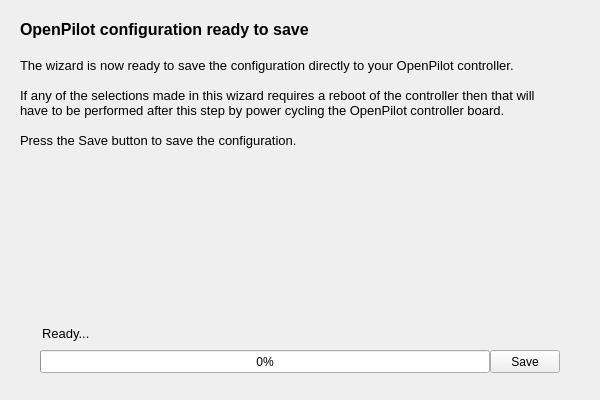
Qt form ground/openpilotgcs/src/plugins/setupwizard/pages/flashpage.ui (openpilot/OpenPilot) before a commit.
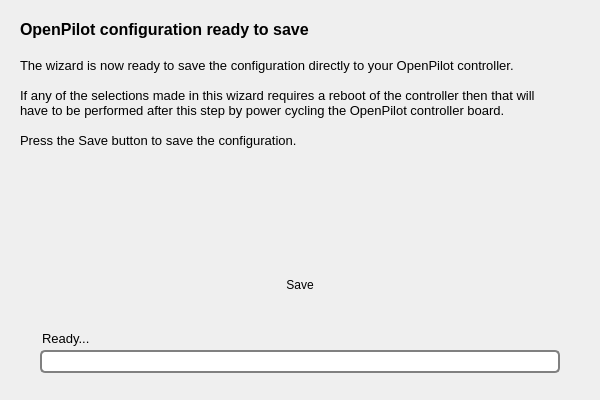
The same form after that commit.

Commit message: OP-39 Updated some GUI. Changed stylesheet on some elements. Switched button graphix and added new graphix.

Patch:
```diff
--- a/ground/openpilotgcs/src/plugins/setupwizard/pages/flashpage.ui
+++ b/ground/openpilotgcs/src/plugins/setupwizard/pages/flashpage.ui
@@ -43,25 +43,37 @@
     <bool>true</bool>
    </property>
   </widget>
-  <widget class="QPushButton" name="saveButton">
+  <widget class="QToolButton" name="saveButton">
    <property name="geometry">
     <rect>
-     <x>490</x>
-     <y>350</y>
-     <width>70</width>
-     <height>23</height>
+     <x>200</x>
+     <y>250</y>
+     <width>200</width>
+     <height>70</height>
     </rect>
    </property>
+   <property name="styleSheet">
+    <string notr="true">QToolButton { border: none }</string>
+   </property>
    <property name="text">
     <string>Save</string>
    </property>
+   <property name="iconSize">
+    <size>
+     <width>200</width>
+     <height>70</height>
+    </size>
+   </property>
+   <property name="toolButtonStyle">
+    <enum>Qt::ToolButtonIconOnly</enum>
+   </property>
   </widget>
   <widget class="QLabel" name="saveProgressLabel">
    <property name="geometry">
     <rect>
      <x>42</x>
-     <y>325</y>
-     <width>491</width>
+     <y>330</y>
+     <width>441</width>
      <height>16</height>
     </rect>
    </property>
@@ -79,13 +91,28 @@
     <rect>
      <x>40</x>
      <y>350</y>
-     <width>450</width>
+     <width>520</width>
      <height>23</height>
     </rect>
    </property>
+   <property name="styleSheet">
+    <string notr="true">QProgressBar {
+     border: 2px solid grey;
+     border-radius: 5px;
+     text-align: center;
+ }
+QProgressBar::chunk {
+     background-color: #3D6699;
+     width: 10px;
+     margin: 0.5px;
+ }</string>
+   </property>
    <property name="value">
     <number>0</number>
    </property>
+   <property name="format">
+    <string/>
+   </property>
   </widget>
  </widget>
  <resources/>
```
The commit also changes 11 other files.
